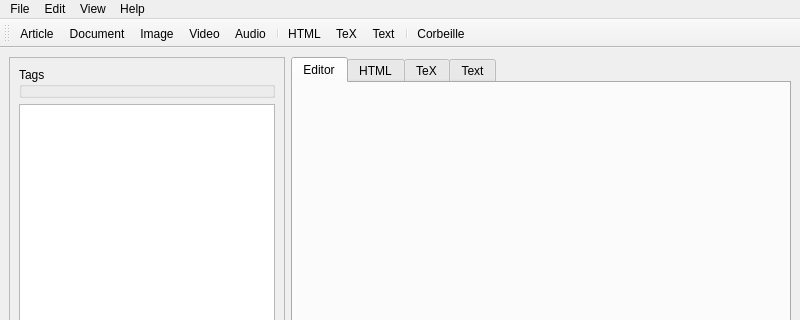
Above: mainwindow.ui from Sebatyne/QNM before the change; both pictures show x 0 to 800 and y 0 to 320 of the 800 by 517 pixel window. Below: the same form after it.
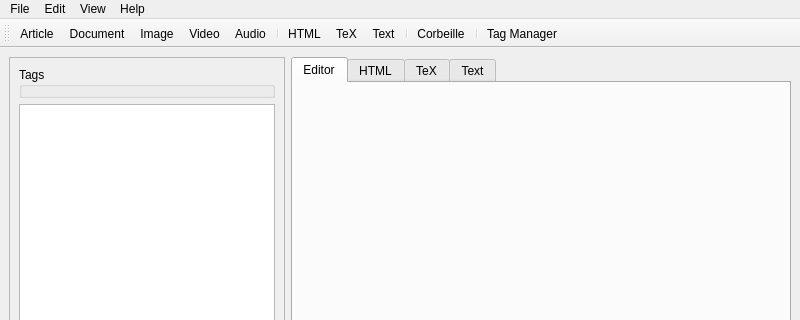
That is the form after the change. The open tabs and pages were chosen to show the change. Icons and pictures are not drawn.

The edit to the form file:
```diff
--- a/mainwindow.ui
+++ b/mainwindow.ui
@@ -185,6 +185,8 @@
    <addaction name="actionText"/>
    <addaction name="separator"/>
    <addaction name="actionCorbeille"/>
+   <addaction name="separator"/>
+   <addaction name="actionTag"/>
   </widget>
   <action name="actionNewDocument">
    <property name="text">
@@ -277,6 +279,18 @@
     <string>Corbeille</string>
    </property>
   </action>
+  <action name="actionTag">
+   <property name="icon">
+    <iconset resource="icons/icons.qrc">
+     <normaloff>:/icons/tag.png</normaloff>:/icons/tag.png</iconset>
+   </property>
+   <property name="text">
+    <string>Tag Manager</string>
+   </property>
+   <property name="toolTip">
+    <string>Ouvre le Tag Manager</string>
+   </property>
+  </action>
  </widget>
  <resources>
   <include location="icons/icons.qrc"/>
```
Left out of the diff: 10 changed lines with no effect on the pictures.
